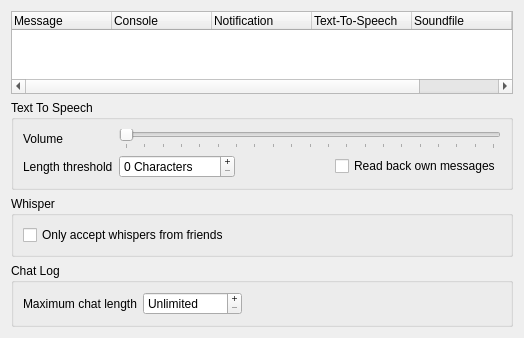
First picture: the form in src/mumble/Log.ui, repository mumble-voip/mumble, before the edit.
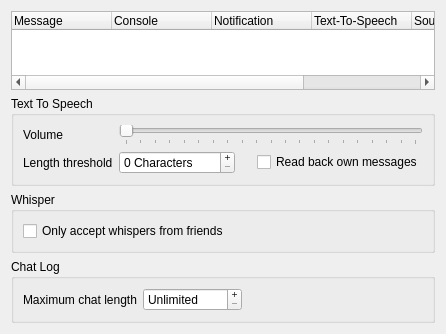
Second picture: the form after the edit.

Commit message: Fixup: Accidental change of Log.ui dimensions

The edit to the form file:
```diff
--- a/src/mumble/Log.ui
+++ b/src/mumble/Log.ui
@@ -6,8 +6,8 @@
    <rect>
     <x>0</x>
     <y>0</y>
-    <width>524</width>
-    <height>338</height>
+    <width>446</width>
+    <height>334</height>
    </rect>
   </property>
   <property name="windowTitle">
```
